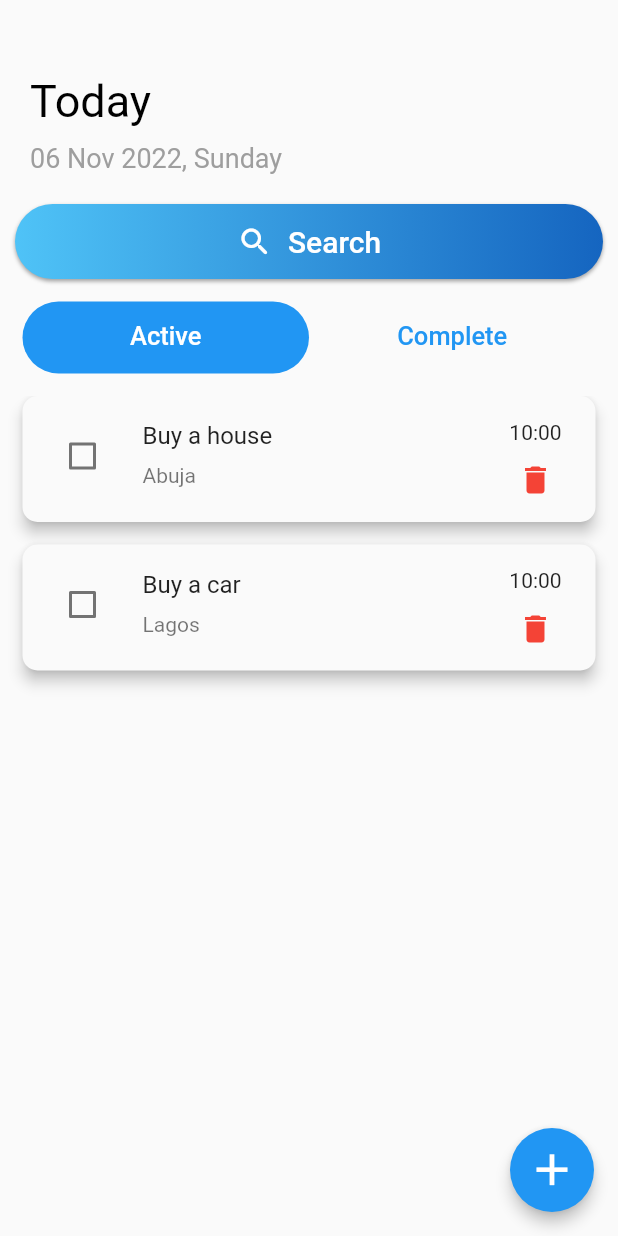
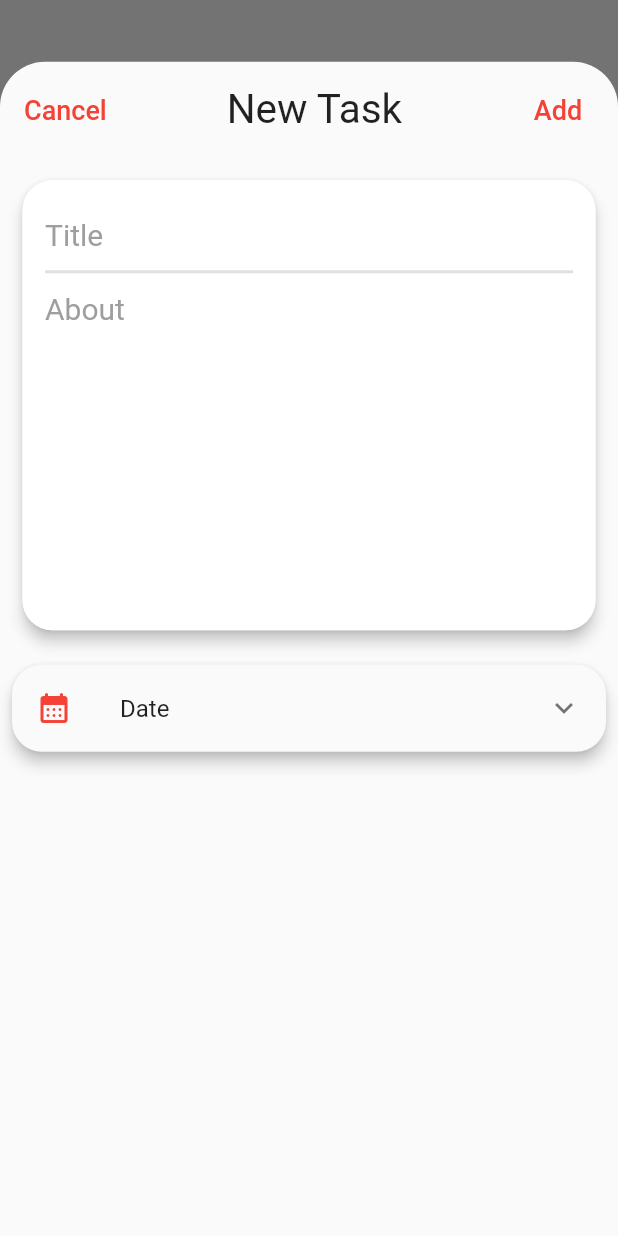
Before and after one commit to anthonyarinze/todo, a Flutter app: the screen it shows after launch, after a tap on the "add" icon, on a phone screen of 412 x 824 dp. Run offline on Flutter 3.47's test engine with Material 2 defaults, Android fonts, the phone set to English and light mode, and no system bars.

Commit message:
Adding New Task Page

```diff
--- a/lib/home.dart
+++ b/lib/home.dart
@@ -2,7 +2,7 @@ import 'package:flutter/material.dart';
 import 'package:intl/intl.dart';
 import 'package:todo/tabs/all_tasks.dart';
 import 'package:todo/tabs/complete_tasks.dart';
-
+import 'package:todo/widgets/add_task.dart';
 import 'widgets/raised_gradient_button.dart';
 
 class HomePage extends StatefulWidget {
@@ -36,7 +36,16 @@ class _HomePageState extends State<HomePage>
           tooltip: 'Add a new to-do to your list.',
           child: const Icon(Icons.add, size: 35.0),
           onPressed: () {
-            //scrollableModalBottomSheet(context);
+            showModalBottomSheet(
+              context: context,
+              isScrollControlled: true,
+              shape: const RoundedRectangleBorder(
+                borderRadius: BorderRadius.vertical(
+                  top: Radius.circular(30),
+                ),
+              ),
+              builder: (context) => const AddTask(),
+            );
           },
         ),
         body: Column(
@@ -126,32 +135,4 @@ class _HomePageState extends State<HomePage>
       ),
     );
   }
-
-  Future<dynamic> scrollableModalBottomSheet(BuildContext context) {
-    return showModalBottomSheet(
-      context: context,
-      isScrollControlled: true,
-      isDismissible: true,
-      enableDrag: true,
-      backgroundColor: Colors.transparent,
-      builder: ((context) => DraggableScrollableSheet(
-            initialChildSize: 0.25,
-            minChildSize: 0.2,
-            maxChildSize: 1,
-            builder: (context, scrollController) {
-              return Container(
-                color: Colors.white,
-                child: ListView.builder(
-                  itemBuilder: ((context, index) {
-                    return ListTile(
-                      title: Text('Item ${index + 1}'),
-                    );
-                  }),
-                  itemCount: 20,
-                ),
-              );
-            },
-          )),
-    );
-  }
 }
--- /dev/null
+++ b/lib/widgets/add_task.dart
@@ -0,0 +1,161 @@
+import 'package:flutter/material.dart';
+
+class AddTask extends StatefulWidget {
+  const AddTask({super.key});
+
+  @override
+  State<AddTask> createState() => _AddTaskState();
+}
+
+class _AddTaskState extends State<AddTask> {
+  TextEditingController titleController = TextEditingController();
+  TextEditingController detailsController = TextEditingController();
+  bool _validate = false;
+  bool radioSelected = false;
+
+  @override
+  void dispose() {
+    super.dispose();
+    titleController.dispose();
+    detailsController.dispose();
+  }
+
+  @override
+  Widget build(BuildContext context) {
+    return FractionallySizedBox(
+      widthFactor: 1.0,
+      heightFactor: 0.95,
+      alignment: Alignment.center,
+      child: Column(
+        children: [
+          Padding(
+            padding: const EdgeInsets.all(8.0),
+            child: Row(
+              mainAxisAlignment: MainAxisAlignment.spaceBetween,
+              children: [
+                TextButton(
+                  onPressed: () => Navigator.pop(context),
+                  child: const Text(
+                    'Cancel',
+                    style: TextStyle(fontSize: 18, color: Colors.red),
+                  ),
+                ),
+                const Text(
+                  'New Task',
+                  style: TextStyle(
+                    fontSize: 27,
+                  ),
+                ),
+                TextButton(
+                  onPressed: () {
+                    setState(() {
+                      titleController.text.isEmpty
+                          ? _validate = true
+                          : _validate = false;
+                    });
+                  },
+                  child: const Text(
+                    'Add',
+                    style: TextStyle(fontSize: 18, color: Colors.red),
+                  ),
+                ),
+              ],
+            ),
+          ),
+          Padding(
+            padding: const EdgeInsets.all(15.0),
+            child: Material(
+              elevation: 4.0,
+              shape: const RoundedRectangleBorder(
+                borderRadius: BorderRadius.all(
+                  Radius.circular(20.0),
+                ),
+                //side: BorderSide(color: Colors.blue),
+              ),
+              child: Container(
+                height: 300,
+                width: double.infinity,
+                decoration: const BoxDecoration(
+                  color: Colors.white,
+                  borderRadius: BorderRadius.all(Radius.circular(20)),
+                ),
+                child: Column(
+                  children: [
+                    Padding(
+                      padding: const EdgeInsets.fromLTRB(15, 12, 15, 0),
+                      child: TextField(
+                        controller: titleController,
+                        decoration: InputDecoration(
+                          errorText: _validate ? "Title can't be empty" : null,
+                          border: InputBorder.none,
+                          hintText: 'Title',
+                          hintStyle: const TextStyle(
+                            color: Colors.grey,
+                            fontSize: 20,
+                          ),
+                        ),
+                      ),
+                    ),
+                    const Divider(
+                      height: 2.0,
+                      thickness: 2.0,
+                      indent: 15.0,
+                      endIndent: 15.0,
+                    ),
+                    Padding(
+                      padding: const EdgeInsets.fromLTRB(15, 0, 15, 0),
+                      child: TextField(
+                        controller: detailsController,
+                        keyboardType: TextInputType.multiline,
+                        maxLines: 10,
+                        style: const TextStyle(
+                          overflow: TextOverflow.ellipsis,
+                        ),
+                        decoration: const InputDecoration(
+                          border: InputBorder.none,
+                          hintText: 'About',
+                          hintStyle: TextStyle(
+                            color: Colors.grey,
+                            fontSize: 20,
+                          ),
+                        ),
+                      ),
+                    ),
+                  ],
+                ),
+              ),
+            ),
+          ),
+          Padding(
+            padding: const EdgeInsets.all(8.0),
+            child: Material(
+              elevation: 4.0,
+              shape: const RoundedRectangleBorder(
+                borderRadius: BorderRadius.all(
+                  Radius.circular(20.0),
+                ),
+                //side: BorderSide(color: Colors.blue),
+              ),
+              child: ExpansionTile(
+                leading:
+                    const Icon(Icons.calendar_month_rounded, color: Colors.red),
+                title: const Text('Date'),
+                onExpansionChanged: (value) => setState(() {
+                  radioSelected = value;
+                }),
+                children: [
+                  Container(
+                    height: 100,
+                    decoration: const BoxDecoration(
+                        color: Colors.transparent,
+                        borderRadius: BorderRadius.all(Radius.circular(20.0))),
+                  ),
+                ],
+              ),
+            ),
+          ),
+        ],
+      ),
+    );
+  }
+}
```
